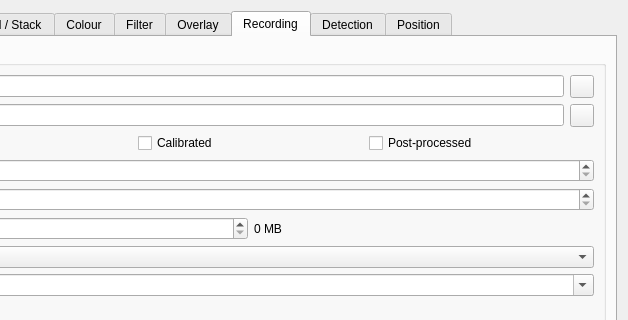
This is plugins/feature/camera/camerasettingsdialog.ui in srcejon/sdrangel as Qt 5 draws it before an edit; both pictures show x 226 to 854 and y 0 to 320 of the 854 by 886 pixel window. The edited form follows.
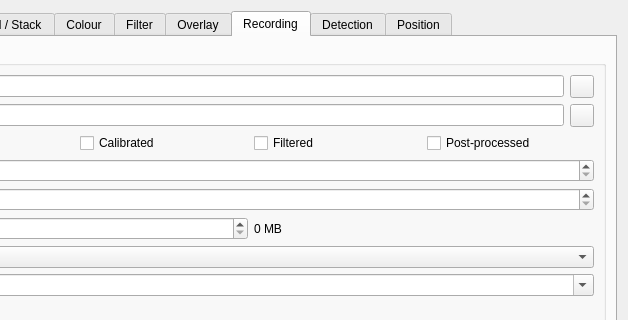
This is the edited form. The open tabs and pages were chosen to show the change. Icons and pictures are not drawn. Custom widgets are drawn as their Qt base class.

Commit message: Add filtered camera recording output

Patch:
```diff
--- a/plugins/feature/camera/camerasettingsdialog.ui
+++ b/plugins/feature/camera/camerasettingsdialog.ui
@@ -3951,6 +3951,16 @@
               </property>
              </widget>
             </item>
+            <item>
+             <widget class="QCheckBox" name="recordFilteredMediaCheck">
+              <property name="toolTip">
+               <string>Save filtered images and video after camera image processing, before overlays</string>
+              </property>
+              <property name="text">
+               <string>Filtered</string>
+              </property>
+             </widget>
+            </item>
             <item>
              <widget class="QCheckBox" name="recordPostProcessedMediaCheck">
               <property name="toolTip">
```
Left out of the diff: 1 changed line with no effect on the pictures. The commit also changes 6 other files.
